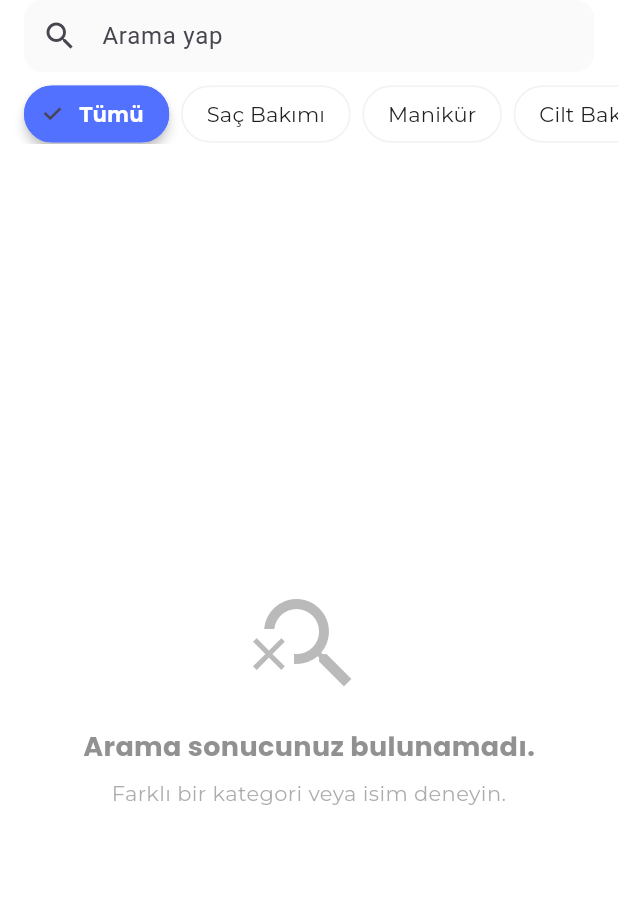
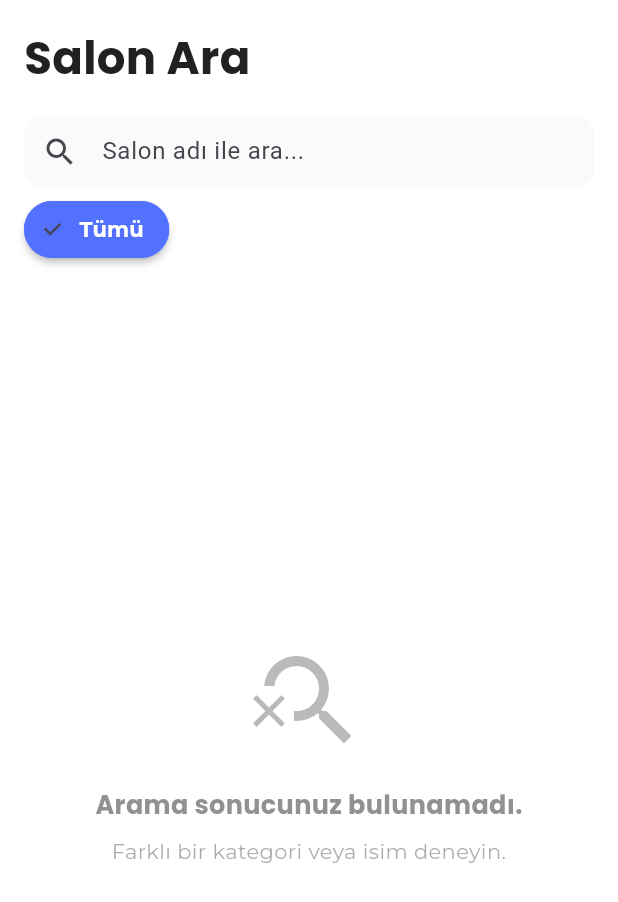
Before and after one commit to mustafazfr/Iris, a Flutter app: the SearchScreen screen opened directly, after a tap on "Tümü", on a phone screen of 412 x 824 dp. Shown: the top 902 px of the screen. Run offline on Flutter 3.47's test engine with Material 3 defaults, Android fonts, the phone set to English and light mode, and no system bars; our stand-ins replace flutter_dotenv, geolocator, google_maps_flutter, supabase_flutter; accounts and stored records are empty; network calls fail.

Commit message:
Dashboard_screen ve search_screen e kategoriler eklendi.

```diff
--- /dev/null
+++ b/lib/models/category_summary_model.dart
@@ -0,0 +1,24 @@
+// lib/models/category_summary_model.dart
+
+class CategorySummaryModel {
+  final String categoryId;
+  final String name;
+  final String? iconUrl;
+  final int serviceCount;
+
+  CategorySummaryModel({
+    required this.categoryId,
+    required this.name,
+    this.iconUrl,
+    required this.serviceCount,
+  });
+
+  factory CategorySummaryModel.fromJson(Map<String, dynamic> json) {
+    return CategorySummaryModel(
+      categoryId: json['category_id'] as String,
+      name: json['name'] as String,
+      iconUrl: json['icon_url'] as String?,
+      serviceCount: json['service_count'] as int,
+    );
+  }
+}
--- /dev/null
+++ b/lib/repositories/category_repository.dart
@@ -0,0 +1,42 @@
+// lib/repositories/category_repository.dart
+
+import 'package:supabase_flutter/supabase_flutter.dart';
+import '../models/category_summary_model.dart';
+
+class CategoryRepository {
+  final SupabaseClient sb;
+
+  // Constructor ile SupabaseClient'i alıyoruz.
+  // Bu, bağımlılıkları yönetmeyi kolaylaştırır.
+  CategoryRepository(this.sb);
+
+  // Dashboard'daki kategori listesini çekmek için.
+  // Veritabanında oluşturduğumuz v_categories view'ına sorgu atar.
+  Future<List<CategorySummaryModel>> fetchAllCategories() async {
+    try {
+      final res = await sb
+          .from('v_categories')
+          .select('category_id, name, icon_url, service_count')
+          .order('sort_order', ascending: true) // sort_order'a göre sırala
+          .order('name', ascending: true);     // İkincil sıralama olarak isme göre
+
+      // Supabase'den gelen List<Map<String, dynamic>> tipindeki veriyi
+      // List<CategorySummaryModel> tipine dönüştürüyoruz.
+      // Modeldeki fromJson factory constructor'ı burada işe yarıyor.
+      final categories = (res as List)
+          .map((json) => CategorySummaryModel.fromJson(json))
+          .toList();
+
+      return categories;
+
+    } catch (e) {
+      // Bir hata olursa, konsola yazdır ve boş bir liste döndür.
+      // Böylece uygulama çökmez.
+      print('Hata - fetchAllCategories: $e');
+      return [];
+    }
+  }
+
+// Buraya ileride kategorilerle ilgili başka Supabase sorguları da ekleyebiliriz.
+// (Örn: getCategoryDetails, vs.)
+}
--- a/lib/repositories/saloon_repository.dart
+++ b/lib/repositories/saloon_repository.dart
@@ -70,4 +70,27 @@ class SaloonRepository {
       return [];
     }
   }
+  Future<List<SaloonModel>> searchSaloons({
+    String? categoryId,
+    String query = '', // Arama metni
+  }) async {
+    try {
+      final response = await _client.rpc('search_saloons', params: {
+        'category_id_filter': categoryId,
+        'search_query': query,
+      });
+
+      // Gelen veri bir liste değilse hata yönetimi
+      if (response is! List) {
+        return [];
+      }
+
+      // Gelen veriyi SaloonModel listesine çevir
+      return response.map((item) => SaloonModel.fromJson(item)).toList();
+
+    } catch (e) {
+      print('Hata - searchSaloons: $e');
+      return [];
+    }
+  }
 }
--- a/lib/screens/search_screen.dart
+++ b/lib/screens/search_screen.dart
@@ -1,63 +1,108 @@
-// lib/screens/search_screen.dart
+// lib/screens/search_screen.dart (SON HALİ)
 
+import 'dart:async';
+import 'package:denemeye_devam/models/category_summary_model.dart';
+import 'package:denemeye_devam/repositories/category_repository.dart';
 import 'package:flutter/material.dart';
 import 'package:supabase_flutter/supabase_flutter.dart';
 import 'package:denemeye_devam/core/app_colors.dart';
 import 'package:denemeye_devam/core/app_fonts.dart';
 import 'package:denemeye_devam/models/saloon_model.dart';
-import 'package:denemeye_devam/repositories/saloon_repository.dart';
-
 import '../features/appointments/screens/salon_detail_screen.dart';
+import '../repositories/saloon_repository.dart';
 
 class SearchScreen extends StatefulWidget {
-  const SearchScreen({Key? key}) : super(key: key);
+  // Artık dışarıdan gelen initial parametrelerine ihtiyacımız olabilir
+  // ama AppBar'ı etkilemeyecekler.
+  final String? initialCategoryId;
+  final String? initialCategoryName;
+
+  const SearchScreen({
+    super.key,
+    this.initialCategoryId,
+    this.initialCategoryName,
+  });
 
   @override
   State<SearchScreen> createState() => _SearchScreenState();
 }
 
 class _SearchScreenState extends State<SearchScreen> {
-  late Future<List<SaloonModel>> _futureSaloons;
-  final TextEditingController _searchController = TextEditingController();
+  final _searchController = TextEditingController();
+  Timer? _debounce;
 
-  final List<String> _categories = [
-    'Tümü',
-    'Saç Bakımı',
-    'Manikür',
-    'Cilt Bakımı',
-    'Masaj',
-  ];
-  String _selectedCategory = 'Tümü';
+  late final SaloonRepository _saloonRepository;
+  late final CategoryRepository _categoryRepository;
+
+  Future<List<SaloonModel>>? _saloonsFuture;
+  Future<List<CategorySummaryModel>>? _categoriesFuture;
+
+  String? _selectedCategoryId;
 
   @override
   void initState() {
     super.initState();
-    _futureSaloons =
-        SaloonRepository(Supabase.instance.client).getAllSaloons();
+    final supabase = Supabase.instance.client;
+    _saloonRepository = SaloonRepository(supabase);
+    _categoryRepository = CategoryRepository(supabase);
+    _selectedCategoryId = widget.initialCategoryId;
+    _searchController.addListener(_onSearchChanged);
+    _categoriesFuture = _categoryRepository.fetchAllCategories();
+    _triggerSearch();
   }
 
   @override
   void dispose() {
+    _searchController.removeListener(_onSearchChanged);
     _searchController.dispose();
+    _debounce?.cancel();
     super.dispose();
+  }
+
+  void _onSearchChanged() {
+    if (_debounce?.isActive ?? false) _debounce!.cancel();
+    _debounce = Timer(const Duration(milliseconds: 500), () {
+      _triggerSearch();
+    });
+  }
+
+  void _triggerSearch() {
+    setState(() {
+      _saloonsFuture = _saloonRepository.searchSaloons(
+        query: _searchController.text,
+        categoryId: _selectedCategoryId,
+      );
+    });
   }
 
   @override
   Widget build(BuildContext context) {
+    // Artık canPop veya karmaşık AppBar mantığı yok.
     return Scaffold(
       backgroundColor: Colors.white,
+      // SafeArea, ekranın durum çubuğunun altına girmesini engeller.
       body: SafeArea(
-        top: false,
+        bottom: false,
         child: Column(
           children: [
-            // --- SEARCH BAR ---
+            // Başlık
             Padding(
-              padding: const EdgeInsets.fromLTRB(16, 0, 16, 8),
+              padding: const EdgeInsets.fromLTRB(16, 16, 16, 8),
+              child: Align(
+                alignment: Alignment.centerLeft,
+                child: Text(
+                  "Salon Ara",
+                  style: AppFonts.h2Bold(color: AppColors.textColorDark),
+                ),
+              ),
+            ),
+            // Arama Çubuğu
+            Padding(
+              padding: const EdgeInsets.fromLTRB(16, 8, 16, 8),
               child: TextField(
                 controller: _searchController,
-                onChanged: (_) => setState(() {}),
                 decoration: InputDecoration(
-                  hintText: 'Arama yap',
+                  hintText: 'Salon adı ile ara...',
                   prefixIcon: const Icon(Icons.search),
                   suffixIcon: _searchController.text.isEmpty
                       ? null
@@ -65,7 +110,6 @@ class _SearchScreenState extends State<SearchScreen> {
                     icon: const Icon(Icons.close),
                     onPressed: () {
                       _searchController.clear();
-                      setState(() {});
                     },
                   ),
                   filled: true,
@@ -80,88 +124,35 @@ class _SearchScreenState extends State<SearchScreen> {
               ),
             ),
 
-            // --- CATEGORY CHIPS ---
-            SizedBox(
-              height: 40,
-              child: ListView.builder(
-                scrollDirection: Axis.horizontal,
-                padding: const EdgeInsets.symmetric(horizontal: 16),
-                itemCount: _categories.length,
-                itemBuilder: (context, i) {
-                  final cat = _categories[i];
-                  final sel = cat == _selectedCategory;
-                  return Padding(
-                    padding: const EdgeInsets.only(right: 8),
-                    child: ChoiceChip(
-                      label: Text(cat),
-                      selected: sel,
-                      onSelected: (_) {
-                        setState(() => _selectedCategory = cat);
-                      },
-                      selectedColor: AppColors.accentColor,
-                      backgroundColor: Colors.white,
-                      labelStyle: AppFonts.bodyMedium(
-                        color: sel ? Colors.white : AppColors.textColorDark,
-                      ).copyWith(
-                        fontWeight: sel ? FontWeight.bold : FontWeight.normal,
-                      ),
-                      shape: StadiumBorder(
-                        side: BorderSide(
-                          color: sel
-                              ? AppColors.accentColor
-                              : AppColors.dividerColor.withOpacity(0.5),
-                        ),
-                      ),
-                      elevation: sel ? 3 : 0,
-                    ),
-                  );
-                },
-              ),
-            ),
+            _buildCategoryChips(),
 
             const SizedBox(height: 8),
 
-            // --- SALON LIST ---
             Expanded(
               child: FutureBuilder<List<SaloonModel>>(
-                future: _futureSaloons,
-                builder: (context, snap) {
-                  if (snap.connectionState != ConnectionState.done) {
-                    return const Center(child: CircularProgressIndicator());
+                future: _saloonsFuture,
+                builder: (context, snapshot) {
+                  if (snapshot.connectionState == ConnectionState.waiting) {
+                    return const Center(
+                        child: CircularProgressIndicator(
+                            color: AppColors.primaryColor));
                   }
-                  if (snap.hasError) {
+                  if (snapshot.hasError) {
                     return Center(
-                      child: Text(
-                        'Veri alınırken hata oluştu.',
-                        style: AppFonts.bodyMedium(color: Colors.red),
-                      ),
-                    );
+                        child: Text('Hata: ${snapshot.error}',
+                            style: AppFonts.bodyMedium(color: Colors.red)));
                   }
-
-                  final all = snap.data ?? [];
-                  final bySearch = _searchController.text.isEmpty
-                      ? all
-                      : all
-                      .where((s) => s.saloonName
-                      .toLowerCase()
-                      .contains(_searchController.text.toLowerCase()))
-                      .toList();
-                  final filtered = _selectedCategory == 'Tümü'
-                      ? bySearch
-                      : bySearch.where((s) {
-                    return s.services.any(
-                            (srv) => srv.serviceName == _selectedCategory);
-                  }).toList();
-
-                  if (filtered.isEmpty) return _buildNoResults();
-
+                  final saloons = snapshot.data ?? [];
+                  if (saloons.isEmpty) {
+                    return _buildNoResults();
+                  }
                   return ListView.separated(
                     padding:
                     const EdgeInsets.symmetric(horizontal: 16, vertical: 8),
                     separatorBuilder: (_, __) =>
-                        Divider(color: AppColors.dividerColor),
-                    itemCount: filtered.length,
-                    itemBuilder: (ctx, idx) => _buildSalonRow(filtered[idx]),
+                        Divider(color: AppColors.dividerColor.withOpacity(0.5)),
+                    itemCount: saloons.length,
+                    itemBuilder: (ctx, idx) => _buildSalonRow(saloons[idx]),
                   );
                 },
               ),
@@ -172,18 +163,89 @@ class _SearchScreenState extends State<SearchScreen> {
     );
   }
 
-  Widget _buildSalonRow(SaloonModel salon) {
-    return InkWell(
-      onTap: () {
-        Navigator.push(
-          context,
-          MaterialPageRoute(
-            builder: (_) => SalonDetailScreen(salonId: salon.saloonId),
+  Widget _buildCategoryChips() {
+    return FutureBuilder<List<CategorySummaryModel>>(
+      future: _categoriesFuture,
+      builder: (context, snapshot) {
+        if (!snapshot.hasData) return const SizedBox(height: 40);
+        final allCategories = snapshot.data!;
+        return SizedBox(
+          height: 40,
+          child: ListView.builder(
+            scrollDirection: Axis.horizontal,
+            padding: const EdgeInsets.symmetric(horizontal: 16),
+            itemCount: allCategories.length + 1,
+            itemBuilder: (context, i) {
+              if (i == 0) {
+                final isSelected = _selectedCategoryId == null;
+                return _buildChip(
+                  label: "Tümü",
+                  isSelected: isSelected,
+                  onSelected: (_) {
+                    if (!isSelected) {
+                      setState(() => _selectedCategoryId = null);
+                      _triggerSearch();
+                    }
+                  },
+                );
+              }
+              final cat = allCategories[i - 1];
+              final isSelected = cat.categoryId == _selectedCategoryId;
+              return _buildChip(
+                label: cat.name,
+                isSelected: isSelected,
+                onSelected: (_) {
+                  if (!isSelected) {
+                    setState(() => _selectedCategoryId = cat.categoryId);
+                    _triggerSearch();
+                  }
+                },
+              );
+            },
           ),
         );
       },
+    );
+  }
+
+  Widget _buildChip(
+      {required String label,
+        required bool isSelected,
+        required ValueChanged<bool> onSelected}) {
+    return Padding(
+      padding: const EdgeInsets.only(right: 8),
+      child: ChoiceChip(
+        label: Text(label),
+        selected: isSelected,
+        onSelected: onSelected,
+        selectedColor: AppColors.primaryColor,
+        backgroundColor: Colors.white,
+        labelStyle: AppFonts.bodyMedium(
+          color: isSelected ? Colors.white : AppColors.textColorDark,
+        ).copyWith(
+          fontWeight: isSelected ? FontWeight.bold : FontWeight.normal,
+        ),
+        shape: StadiumBorder(
+          side: BorderSide(
+            color: isSelected
+                ? AppColors.primaryColor
+                : AppColors.dividerColor.withOpacity(0.5),
+          ),
+        ),
+        elevation: isSelected ? 2 : 0,
+        pressElevation: 0,
+      ),
+    );
+  }
+
+  Widget _buildSalonRow(SaloonModel salon) {
+    return InkWell(
+      onTap: () => Navigator.push(
+          context,
+          MaterialPageRoute(
+              builder: (_) => SalonDetailScreen(salonId: salon.saloonId))),
       child: Padding(
-        padding: const EdgeInsets.symmetric(vertical: 8.0),
+        padding: const EdgeInsets.symmetric(vertical: 12.0),
         child: Row(
           crossAxisAlignment: CrossAxisAlignment.start,
           children: [
@@ -196,65 +258,48 @@ class _SearchScreenState extends State<SearchScreen> {
                 width: 80,
                 height: 80,
                 fit: BoxFit.cover,
+                errorBuilder: (context, error, stackTrace) => Container(
+                    width: 80,
+                    height: 80,
+                    color: Colors.grey.shade200,
+                    child: const Icon(Icons.store, color: Colors.grey)),
+                loadingBuilder: (context, child, loadingProgress) {
+                  if (loadingProgress == null) return child;
+                  return Container(
+                      width: 80,
+                      height: 80,
+                      color: Colors.grey.shade200);
+                },
               )
                   : Container(
                   width: 80,
                   height: 80,
-                color: AppColors.backgroundColorDark,
-                child: Icon(Icons.store, color: AppColors.iconColor),
-              ),
+                  color: Colors.grey.shade200,
+                  child: const Icon(Icons.store, color: Colors.grey)),
             ),
             const SizedBox(width: 12),
             Expanded(
               child: Column(
                 crossAxisAlignment: CrossAxisAlignment.start,
                 children: [
-                  Row(
-                    mainAxisAlignment: MainAxisAlignment.spaceBetween,
-                    children: [
-                      Expanded(
-                        child: Text(
-                          salon.saloonName,
-                          style: AppFonts.poppinsBold(fontSize: 16),
+                  Text(salon.saloonName,
+                      style: AppFonts.h6Bold(),
                       maxLines: 1,
-                          overflow: TextOverflow.ellipsis,
-                        ),
-                      ),
+                      overflow: TextOverflow.ellipsis),
+                  const SizedBox(height: 4),
+                  Text(salon.saloonAddress ?? 'Adres bilgisi yok',
+                      style:
+                      AppFonts.bodySmall(color: AppColors.textColorLight),
+                      maxLines: 2,
+                      overflow: TextOverflow.ellipsis),
+                  const SizedBox(height: 6),
                   Row(
                     children: [
-                          Icon(Icons.star,
-                              size: 14, color: AppColors.starColor),
+                      Icon(Icons.star, size: 16, color: AppColors.starColor),
                       const SizedBox(width: 4),
-                          Text(
-                            salon.avgRating != null
-                                ? salon.avgRating!.toStringAsFixed(1)
-                                : '-',
-                            style: AppFonts.bodySmall(),
-                          ),
+                      Text(salon.avgRating.toStringAsFixed(1),
+                          style: AppFonts.bodyMedium()),
                     ],
-                      ),
-                    ],
-                  ),
-                  const SizedBox(height: 8),
-                  if (salon.services.isNotEmpty)
-                    Wrap(
-                      spacing: 6,
-                      runSpacing: 6,
-                      children: salon.services.map((srv) {
-                        return Container(
-                          padding: const EdgeInsets.symmetric(
-                              horizontal: 8, vertical: 4),
-                          decoration: BoxDecoration(
-                            color: const Color(0xFFEEF3FD),
-                            borderRadius: BorderRadius.circular(8),
-                          ),
-                          child: Text(
-                            srv.serviceName,
-                            style: AppFonts.bodySmall(
-                                color: const Color(0xFF5360F4)),
-                          ),
-                        );
-                      }).toList(),
                   ),
                 ],
               ),
@@ -272,21 +317,14 @@ class _SearchScreenState extends State<SearchScreen> {
         Icon(Icons.search_off,
             size: 80, color: AppColors.textColorLight.withOpacity(0.5)),
         const SizedBox(height: 16),
-        Text(
-          'Arama sonucunuz bulunamadı.',
-          style: AppFonts.poppinsBold(
-            fontSize: 18,
-            color: AppColors.textColorLight.withOpacity(0.8),
-          ),
-        ),
+        Text('Arama sonucunuz bulunamadı.',
+            style: AppFonts.h5Bold(
+                color: AppColors.textColorLight.withOpacity(0.8))),
         const SizedBox(height: 8),
-        Text(
-          'Farklı bir kategori veya isim deneyin.',
+        Text('Farklı bir kategori veya isim deneyin.',
             textAlign: TextAlign.center,
             style: AppFonts.bodyMedium(
-            color: AppColors.textColorLight.withOpacity(0.6),
-          ),
-        ),
+                color: AppColors.textColorLight.withOpacity(0.6))),
       ],
     ),
   );
```
Also changed, not shown: lib/main.dart (+17 -4 lines), lib/screens/dashboard_screen.dart (+110 -28 lines), lib/screens/root_screen.dart (+20 -15 lines), lib/viewmodels/dashboard_viewmodel.dart (+27 -1 lines). Lines whose indentation alone changed are shown as unchanged.
